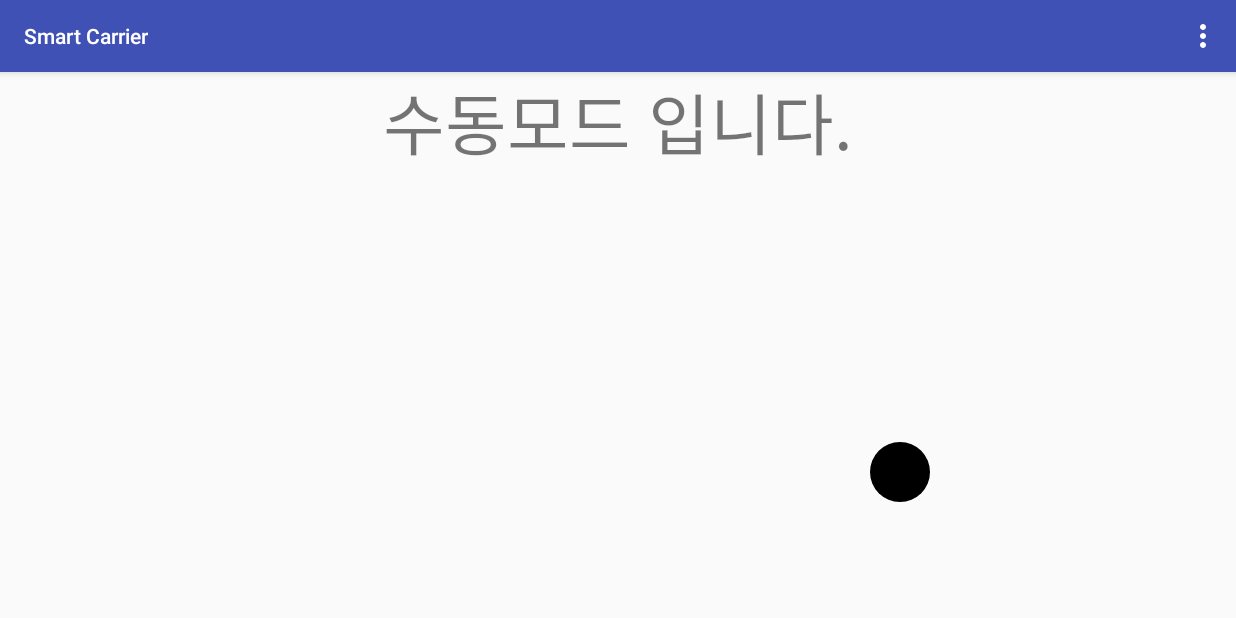
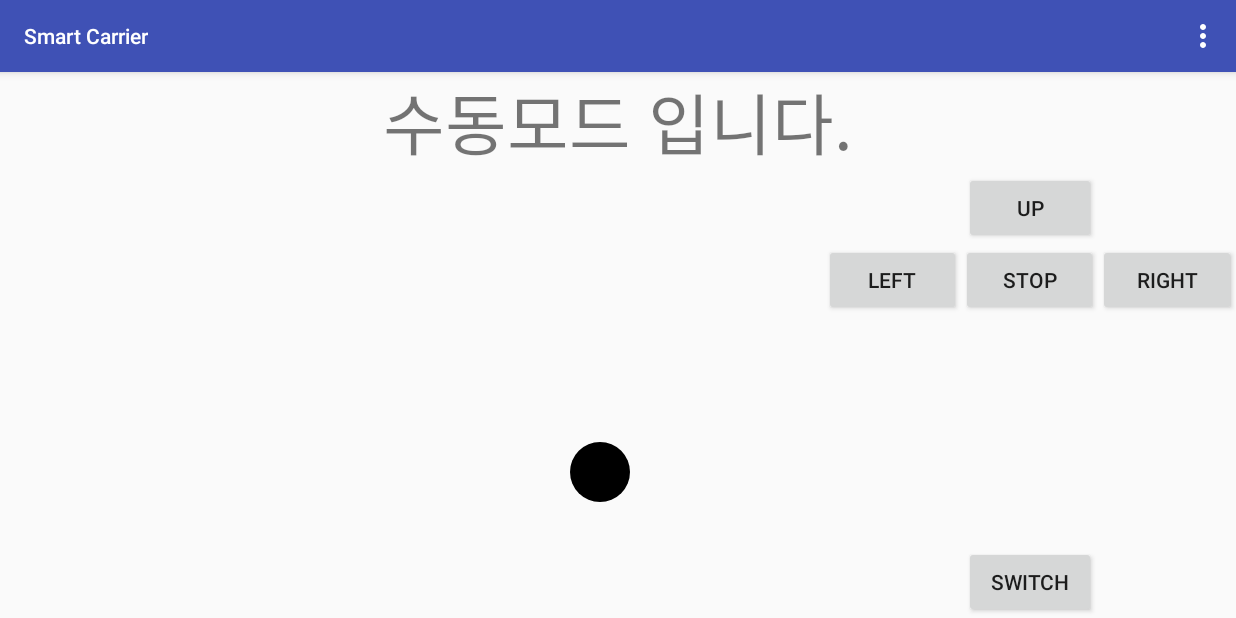
Before and after one commit to GnmG0908/WMC, an Android app: the Passive screen opened directly, with no data from a screen before it, in the options menu, after a tap on "수동모드", on a phone screen of 824 x 412 dp (held sideways). Run offline under Robolectric (Android 15) with nearby library versions, the phone set to English and light mode, and no system bars.

Commit message:
중간 완료
안드로이드 부분 수정,

```diff
--- a/Android/app/src/main/java/com/example/jaehyung/seniorproject/Passive.java
+++ b/Android/app/src/main/java/com/example/jaehyung/seniorproject/Passive.java
@@ -6,12 +6,17 @@ import android.hardware.SensorEvent;
 import android.hardware.SensorEventListener;
 import android.hardware.SensorManager;
 import android.os.Bundle;
+import android.os.Handler;
 import android.support.annotation.Nullable;
 import android.support.v7.app.AppCompatActivity;
 import android.view.Menu;
 import android.view.MenuInflater;
 import android.view.MenuItem;
+import android.view.MotionEvent;
+import android.view.View;
+import android.widget.Button;
 import android.widget.LinearLayout;
+import android.widget.Toast;
 
 /**
  * Created by Jaehyung on 2017-12-28.
@@ -20,18 +25,97 @@ import android.widget.LinearLayout;
 public class Passive extends AppCompatActivity implements SensorEventListener {
     private SensorManager mSensorManager;
     private Sensor mGroscope;
-    private Sensor accSensor;
+    Button left, right, up, slt, stop;
     Myview myview;
+
+    int select = 0;
 
     @Override
     public void onCreate(@Nullable Bundle savedInstanceState) {
         super.onCreate(savedInstanceState);
         setContentView(R.layout.passive);
         LinearLayout Layout = (LinearLayout) findViewById(R.id.Myview);
+
+        //버튼 선언부
+        left = (Button) findViewById(R.id.left);
+        up = (Button) findViewById(R.id.up);
+        right = (Button) findViewById(R.id.right);
+        stop = (Button) findViewById(R.id.stop);
+        slt = (Button) findViewById(R.id.slt);
+
+        //카메라뷰 선언부
         myview = new Myview(this);
         Layout.addView(myview);
+
         mSensorManager = (SensorManager) getSystemService(SENSOR_SERVICE);
         mGroscope = mSensorManager.getDefaultSensor(Sensor.TYPE_GYROSCOPE);
+
+        right.setEnabled(false);
+        left.setEnabled(false);
+        up.setEnabled(false);
+
+        left.setOnTouchListener(new View.OnTouchListener() {
+            @Override
+            public boolean onTouch(View v, MotionEvent event) {
+                if (select % 2 == 1) {
+                    if(myview.gyroX>0)
+                        myview.gyroX = 0;
+                    myview.gyroX -= 30;
+                    myview.invalidate();
+                }
+                return false;
+            }
+        });
+        right.setOnTouchListener(new View.OnTouchListener() {
+            @Override
+            public boolean onTouch(View v, MotionEvent event) {
+                if (select % 2 == 1) {
+                    if(myview.gyroX<0)
+                        myview.gyroX =0;
+                    myview.gyroX += 30;
+                    myview.invalidate();
+                }
+                return false;
+            }
+        });
+        up.setOnTouchListener(new View.OnTouchListener() {
+            @Override
+            public boolean onTouch(View v, MotionEvent event) {
+                if (select % 2 == 1) {
+                    myview.gyroY += 15;
+                    myview.invalidate();
+                }
+                return false;
+            }
+        });
+        stop.setOnClickListener(new View.OnClickListener() {
+            @Override
+            public void onClick(View v) {
+                myview.gyroX = 0;
+                myview.gyroY=0;
+                myview.invalidate();
+            }
+        });
+        slt.setOnClickListener(new View.OnClickListener() {
+            @Override
+            public void onClick(View v) {
+                select++;
+                myview.gyroX = 0;
+                myview.gyroY = 0;
+                myview.gyroZ = 0;
+                if(select%2==1)
+                {
+                    right.setEnabled(true);
+                    left.setEnabled(true);
+                    up.setEnabled(true);
+                }
+                else {
+                    right.setEnabled(false);
+                    left.setEnabled(false);
+                    up.setEnabled(false);
+                }
+            }
+        });
     }
 
     @Override
@@ -84,8 +168,7 @@ public class Passive extends AppCompatActivity implements SensorEventListener {
     @Override
     public void onSensorChanged(SensorEvent event) {
         Sensor sensor = event.sensor;
-
-        if (sensor.getType() == Sensor.TYPE_GYROSCOPE) {
+        if (sensor.getType() == Sensor.TYPE_GYROSCOPE && select % 2 == 0) {
             myview.gyroX += Math.round(event.values[0] * 100);
             myview.gyroY += Math.round(event.values[1] * 100);
             myview.gyroZ += Math.round(event.values[2] * 100);
--- a/Android/app/src/main/res/layout/passive.xml
+++ b/Android/app/src/main/res/layout/passive.xml
@@ -1,6 +1,5 @@
 <?xml version="1.0" encoding="utf-8"?>
-<LinearLayout
-    xmlns:android="http://schemas.android.com/apk/res/android"
+<LinearLayout xmlns:android="http://schemas.android.com/apk/res/android"
     android:id="@+id/PassiveXml"
     android:layout_width="match_parent"
     android:layout_height="match_parent"
@@ -9,14 +8,70 @@
     <TextView
         android:layout_width="match_parent"
         android:layout_height="wrap_content"
+        android:gravity="center"
         android:text="수동모드 입니다."
-        android:textSize="20pt"
-        android:gravity="center"/>
+        android:textSize="20pt" />
+
     <LinearLayout
         android:layout_width="match_parent"
         android:layout_height="match_parent"
-        android:id="@+id/Myview"
-        android:orientation="vertical">
+        android:orientation="horizontal">
 
+        <LinearLayout
+            android:id="@+id/Myview"
+            android:layout_width="match_parent"
+            android:layout_height="match_parent"
+            android:layout_weight="1"
+            android:orientation="vertical"></LinearLayout>
+
+        <LinearLayout
+            android:layout_width="match_parent"
+            android:layout_height="match_parent"
+            android:layout_weight="2"
+            android:orientation="vertical">
+
+            <Button
+                android:id="@+id/up"
+                android:layout_width="wrap_content"
+                android:layout_height="wrap_content"
+                android:layout_gravity="center"
+                android:text="UP" />
+
+            <LinearLayout
+                android:layout_width="match_parent"
+                android:layout_height="wrap_content"
+                android:orientation="horizontal"
+                android:layout_weight="1"
+                >
+
+                <Button
+                    android:id="@+id/left"
+                    android:layout_width="wrap_content"
+                    android:layout_height="wrap_content"
+                    android:layout_weight="1"
+                    android:text="LEFT" />
+
+                <Button
+                    android:id="@+id/stop"
+                    android:layout_width="wrap_content"
+                    android:layout_height="wrap_content"
+                    android:layout_weight="1"
+                    android:text="STOP" />
+
+                <Button
+                    android:id="@+id/right"
+                    android:layout_width="wrap_content"
+                    android:layout_height="wrap_content"
+                    android:layout_weight="1"
+                    android:text="RIGHT" />
+            </LinearLayout>
+
+            <Button
+                android:id="@+id/slt"
+                android:layout_width="wrap_content"
+                android:layout_height="wrap_content"
+                android:layout_gravity="center"
+                android:text="SWITCH" />
+        </LinearLayout>
     </LinearLayout>
 </LinearLayout>
```
Also changed, not shown: Android/app/src/main/java/com/example/jaehyung/seniorproject/MainActivity.java (+45 -47 lines), Android/app/src/main/java/com/example/jaehyung/seniorproject/Myview.java (+5 -5 lines), Android/app/src/main/res/layout/activity_main.xml (+7 -0 lines), 91 other files.
